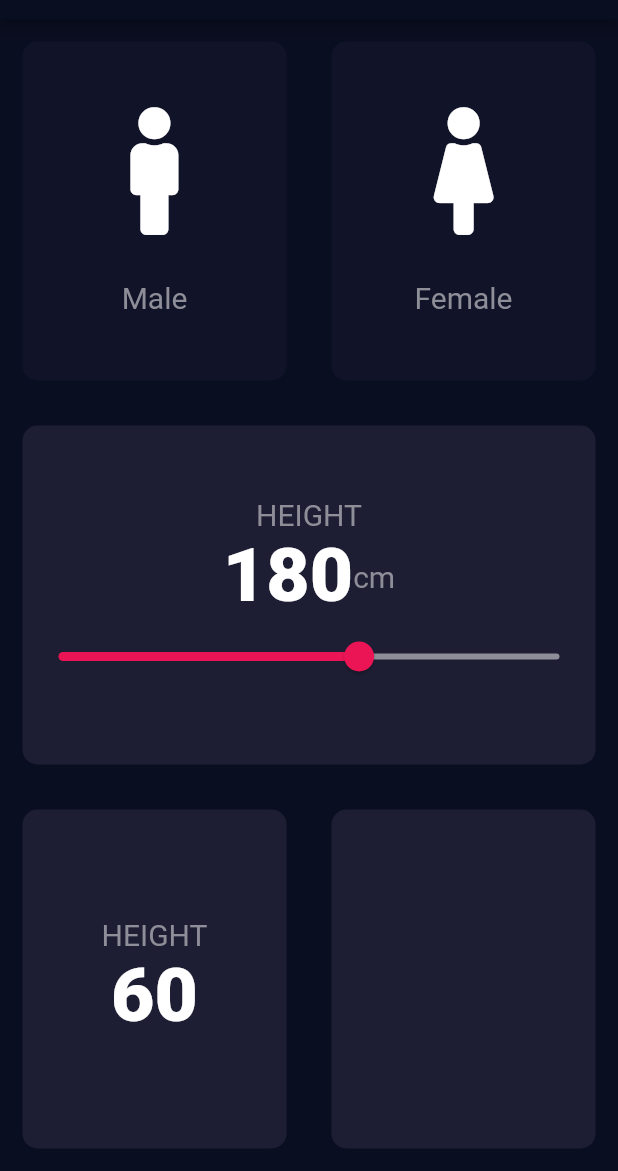
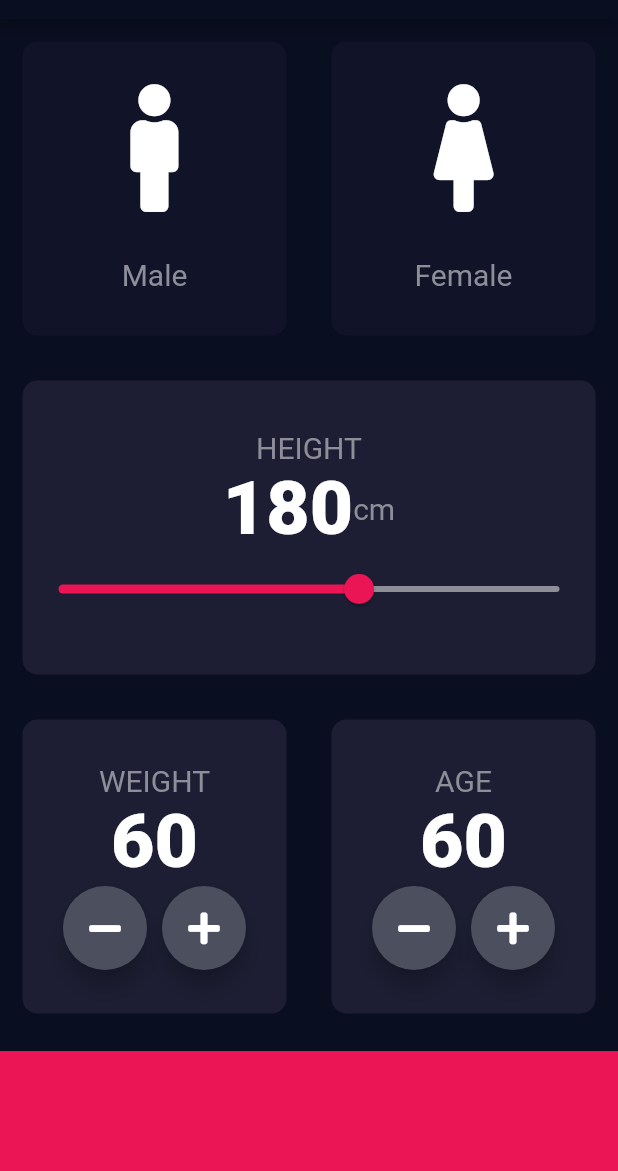
Before and after one commit to Usamaamjad56/bmi_calculator_appBYusama, a Flutter app: the screen it shows after launch, on a phone screen of 412 x 824 dp, the part 65-1236 px from its top. Run offline on Flutter 3.47's test engine with Material 2 defaults, Android fonts, the phone set to English and light mode, and no system bars; our stand-ins replace font_awesome_flutter.

Commit message:
floating action button in flutter || custom creation || lecture 67 || part 13

```diff
--- a/lib/Input_Page.dart
+++ b/lib/Input_Page.dart
@@ -21,6 +21,7 @@ class _InputPageState extends State<InputPage> {
   Gender selectGender;
   int sliderHeight = 180;
   int sliderWeight = 60;
+  int sliderAge = 60;
 
   @override
   Widget build(BuildContext context) {
@@ -120,7 +121,7 @@ class _InputPageState extends State<InputPage> {
                   mainAxisAlignment: MainAxisAlignment.center,
                   children: [
                     Text(
-                      'HEIGHT',
+                      'WEIGHT',
                       style: kLableStyle,
                     ),
                     Text(
@@ -129,7 +130,27 @@ class _InputPageState extends State<InputPage> {
                     ),
                     Row(
                       mainAxisAlignment: MainAxisAlignment.center,
-                      children: [],
+                      children: [
+                        RoundIcon(
+                          iconData: FontAwesomeIcons.minus,
+                          onPress: () {
+                            setState(() {
+                              sliderWeight--;
+                            });
+                          },
+                        ),
+                        SizedBox(
+                          width: 10.0,
+                        ),
+                        RoundIcon(
+                          iconData: FontAwesomeIcons.plus,
+                          onPress: () {
+                            setState(() {
+                              sliderWeight++;
+                            });
+                          },
+                        ),
+                      ],
                     ),
                   ],
                 ),
@@ -137,11 +158,74 @@ class _InputPageState extends State<InputPage> {
               Expanded(
                   child: RepeatContainerCode(
                 colors: Color(0xFF1D1E33),
-              ))
+                cardWidget: Column(
+                  mainAxisAlignment: MainAxisAlignment.center,
+                  children: [
+                    Text(
+                      'AGE',
+                      style: kLableStyle,
+                    ),
+                    Text(
+                      sliderAge.toString(),
+                      style: kNumberStyle,
+                    ),
+                    Row(
+                      mainAxisAlignment: MainAxisAlignment.center,
+                      children: [
+                        RoundIcon(
+                          iconData: FontAwesomeIcons.minus,
+                          onPress: () {
+                            setState(() {
+                              sliderAge--;
+                            });
+                          },
+                        ),
+                        SizedBox(
+                          width: 10.0,
+                        ),
+                        RoundIcon(
+                          iconData: FontAwesomeIcons.plus,
+                          onPress: () {
+                            setState(() {
+                              sliderAge++;
+                            });
+                          },
+                        ),
+                      ],
+                    ),
+                  ],
+                ),
+              )),
             ],
           )),
+          Container(
+            color: Color(0xFFEB1555),
+            margin: EdgeInsets.only(top: 10.0),
+            width: double.infinity,
+            height: 80.0,
+          ),
         ],
       ),
     );
   }
 }
+
+class RoundIcon extends StatelessWidget {
+  RoundIcon({@required this.iconData, @required this.onPress});
+  final IconData iconData;
+  final Function onPress;
+  @override
+  Widget build(BuildContext context) {
+    return RawMaterialButton(
+      child: Icon(iconData),
+      onPressed: onPress,
+      elevation: 6.0,
+      constraints: BoxConstraints.tightFor(
+        height: 56.0,
+        width: 56.0,
+      ),
+      shape: CircleBorder(),
+      fillColor: Color(0xFF4C4F5E),
+    );
+  }
+}
```
